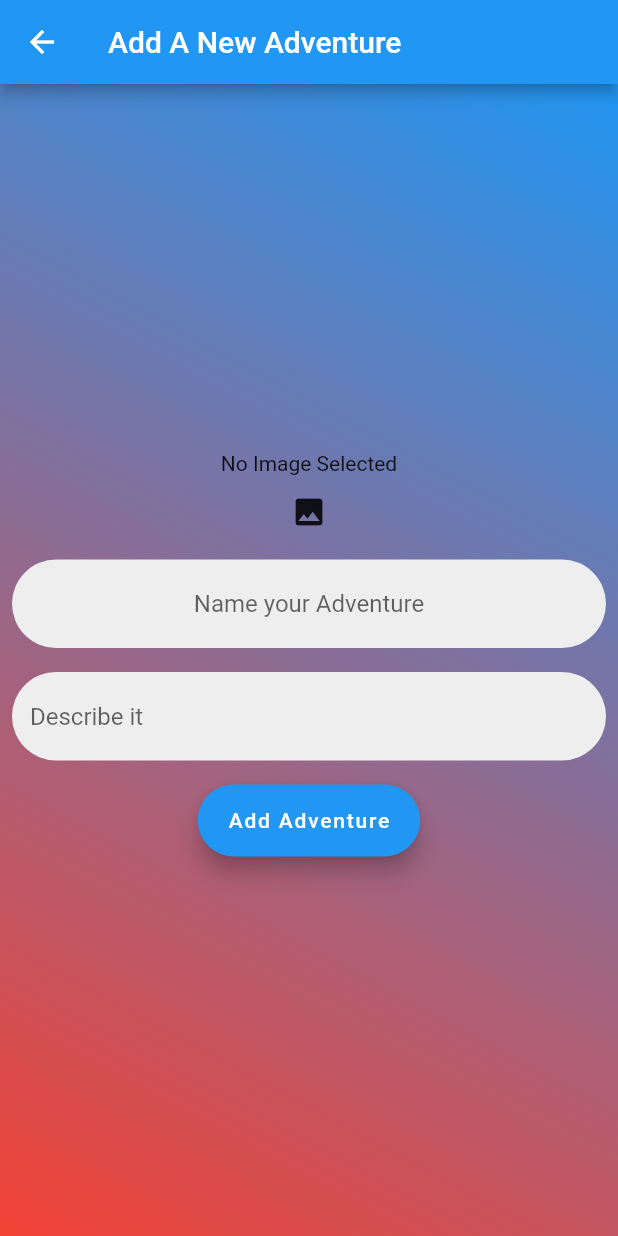
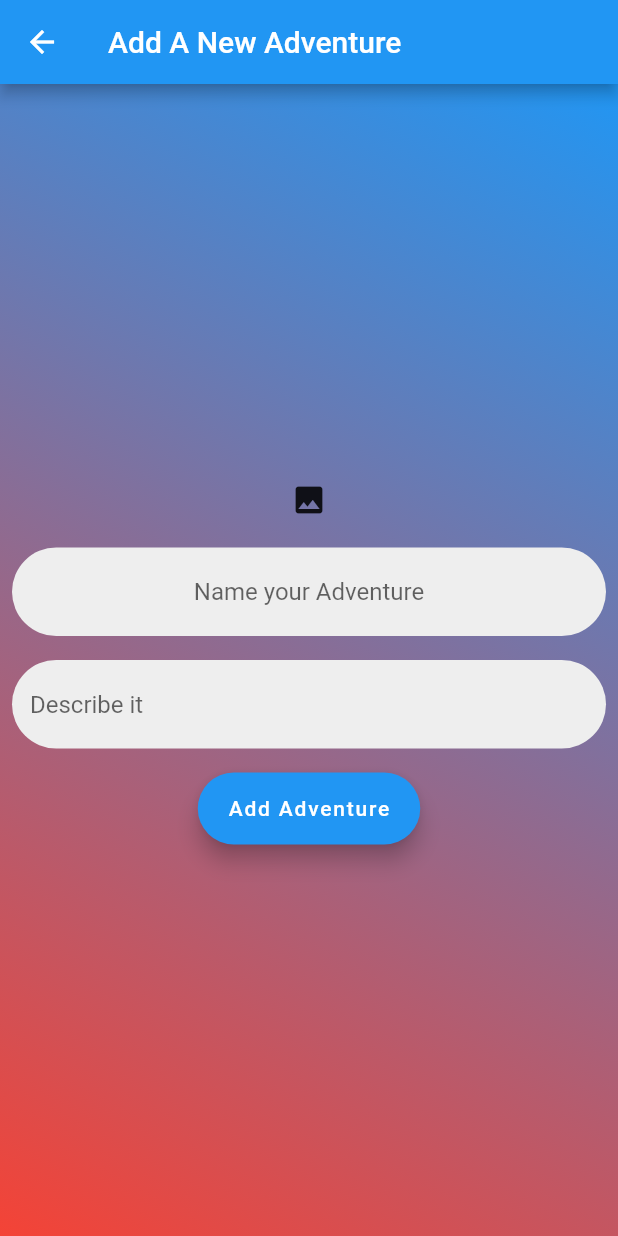
Before and after one commit to AgnellusX1/TravelEX, a Flutter app: the Add screen opened directly, on a phone screen of 412 x 824 dp. Run offline on Flutter 3.47's test engine with Material 2 defaults, Android fonts, the phone set to English and light mode, and no system bars; our stand-ins replace fluttertoast, google_fonts, hive, hive_flutter, image_picker; accounts and stored records are empty; generated files the repository leaves out were written again.

Commit message:
UPDATED: The Image Picker UI

```diff
--- a/lib/screens/add.dart
+++ b/lib/screens/add.dart
@@ -78,16 +78,18 @@ class _AddState extends State<Add> {
           child: Column(mainAxisAlignment: MainAxisAlignment.center, children: [
             Center(
               child: _image == null
-                  ? Text("No Image Selected")
-                  : Image(
-                      height: 200,
-                      width: 200,
-                      fit: BoxFit.contain,
-                      image: FileImage(_image)),
-            ),
-            IconButton(
-              onPressed: getImage,
-              icon: Icon(Icons.image),
+                  ? IconButton(
+                      onPressed: getImage,
+                      icon: Icon(Icons.image),
+                    )
+                  : GestureDetector(
+                      onTap: getImage,
+                      child: Image(
+                          height: 300,
+                          width: 300,
+                          fit: BoxFit.contain,
+                          image: FileImage(_image)),
+                    ),
             ),
             Padding(
               padding: const EdgeInsets.all(8.0),
```
